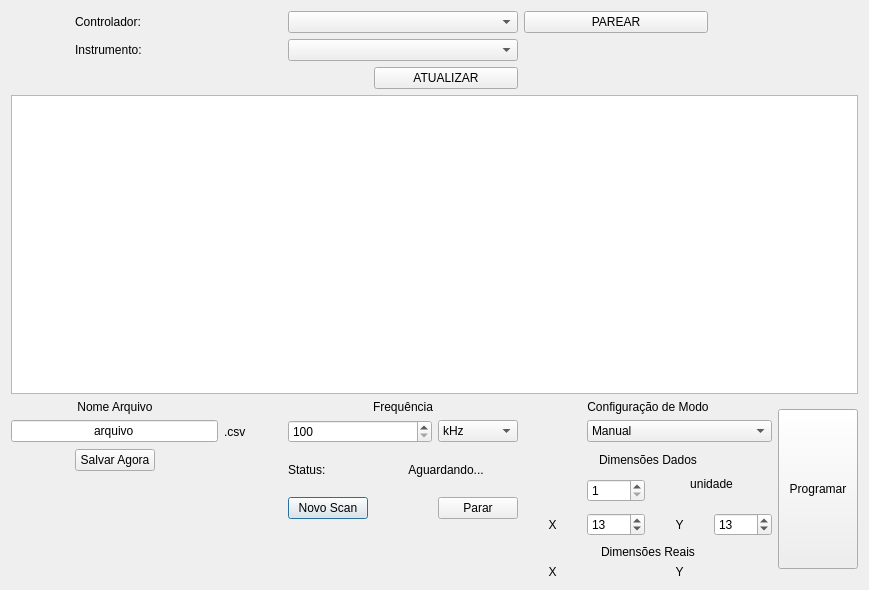
First picture: the form in analisador_placa/analisador_placa/dialog.ui, repository lucasgcb/CEM-Scanner-HMS-X, before the edit.
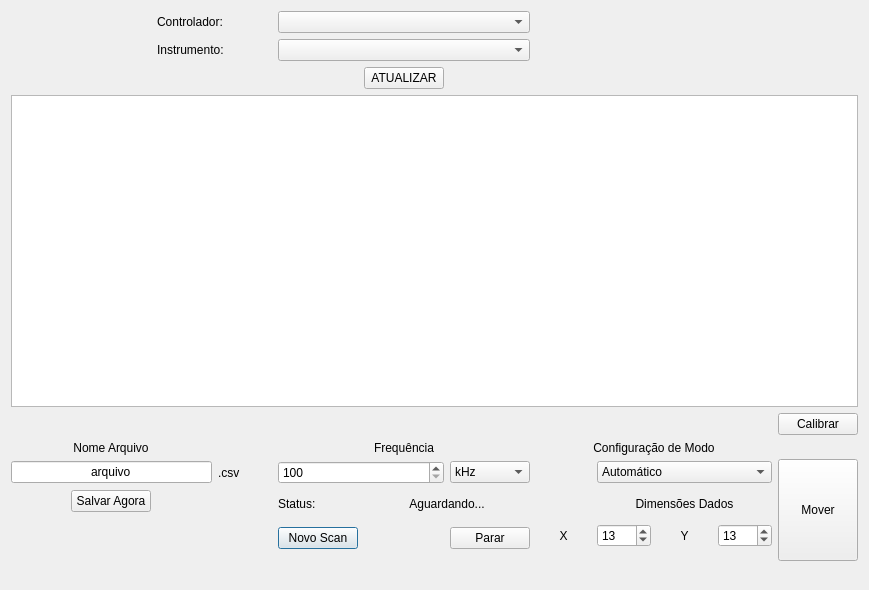
Second picture: the form after the edit.

Commit message: Add calibration and movement buttons

What changed in the file:
```diff
--- a/analisador_placa/analisador_placa/dialog.ui
+++ b/analisador_placa/analisador_placa/dialog.ui
@@ -14,50 +14,73 @@
    <string>Dialog</string>
   </property>
   <layout class="QGridLayout" name="gridLayout">
-   <item row="6" column="4" rowspan="2">
+   <item row="3" column="0" colspan="12">
+    <widget class="QTableView" name="tableView">
+     <attribute name="horizontalHeaderDefaultSectionSize">
+      <number>60</number>
+     </attribute>
+    </widget>
+   </item>
+   <item row="9" column="10">
+    <widget class="QSpinBox" name="box_dimensao_Y">
+     <property name="minimum">
+      <number>2</number>
+     </property>
+     <property name="maximum">
+      <number>999</number>
+     </property>
+     <property name="value">
+      <number>13</number>
+     </property>
+    </widget>
+   </item>
+   <item row="6" column="6">
+    <widget class="QComboBox" name="box_frequencia_unidade">
+     <item>
+      <property name="text">
+       <string>kHz</string>
+      </property>
+     </item>
+     <item>
+      <property name="text">
+       <string>MHz</string>
+      </property>
+     </item>
+     <item>
+      <property name="text">
+       <string>GHz</string>
+      </property>
+     </item>
+    </widget>
+   </item>
+   <item row="6" column="0" colspan="3">
+    <widget class="QLineEdit" name="box_nome">
+     <property name="text">
+      <string>arquivo</string>
+     </property>
+     <property name="alignment">
+      <set>Qt::AlignCenter</set>
+     </property>
+    </widget>
+   </item>
+   <item row="11" column="4" colspan="3">
+    <widget class="QLabel" name="label_erro">
+     <property name="text">
+      <string/>
+     </property>
+     <property name="alignment">
+      <set>Qt::AlignCenter</set>
+     </property>
+    </widget>
+   </item>
+   <item row="7" column="4" rowspan="2">
     <widget class="QLabel" name="label_7">
      <property name="text">
       <string>Status:</string>
      </property>
     </widget>
    </item>
-   <item row="7" column="9" colspan="2">
-    <widget class="QLabel" name="label_4">
-     <property name="text">
-      <string>unidade</string>
-     </property>
-     <property name="alignment">
-      <set>Qt::AlignCenter</set>
-     </property>
-    </widget>
-   </item>
-   <item row="4" column="7" colspan="4">
-    <widget class="QLabel" name="label_3">
-     <property name="layoutDirection">
-      <enum>Qt::LeftToRight</enum>
-     </property>
-     <property name="text">
-      <string>Configuração de Modo</string>
-     </property>
-     <property name="alignment">
-      <set>Qt::AlignCenter</set>
-     </property>
-    </widget>
-   </item>
-   <item row="9" column="8" rowspan="2">
-    <widget class="QSpinBox" name="box_dimensao_X">
-     <property name="minimum">
-      <number>2</number>
-     </property>
-     <property name="maximum">
-      <number>999</number>
-     </property>
-     <property name="value">
-      <number>13</number>
-     </property>
-    </widget>
-   </item>
-   <item row="4" column="1">
+   <item row="5" column="1">
     <widget class="QLabel" name="label_5">
      <property name="text">
       <string>Nome Arquivo</string>
@@ -67,60 +90,41 @@
      </property>
     </widget>
    </item>
-   <item row="1" column="4" colspan="3">
-    <widget class="QComboBox" name="box_instrumento"/>
-   </item>
-   <item row="6" column="5" rowspan="2" colspan="2">
-    <widget class="QLabel" name="label_status">
-     <property name="text">
-      <string>Aguardando...</string>
-     </property>
-     <property name="alignment">
-      <set>Qt::AlignCenter</set>
-     </property>
-    </widget>
-   </item>
-   <item row="12" column="7">
-    <widget class="QLabel" name="label_14">
-     <property name="text">
-      <string>X</string>
-     </property>
-     <property name="alignment">
-      <set>Qt::AlignCenter</set>
-     </property>
-    </widget>
-   </item>
-   <item row="12" column="10">
-    <widget class="QLabel" name="label_real_y">
-     <property name="text">
-      <string/>
-     </property>
-    </widget>
-   </item>
-   <item row="8" column="4" rowspan="2">
+   <item row="9" column="4" rowspan="2">
     <widget class="QPushButton" name="botao_vai">
      <property name="toolTip">
-      <string>&lt;html&gt;&lt;head/&gt;&lt;body&gt;&lt;p&gt;Limpa a tela e inicia um novo scan.&lt;/p&gt;&lt;p&gt;Salva automáticamente e atualiza nome do arquivo.&lt;/p&gt;&lt;/body&gt;&lt;/html&gt;</string>
+      <string>&lt;html&gt;&lt;head/&gt;&lt;body&gt;&lt;p&gt;Limpa a tela e inicia um novo scan.&lt;/p&gt;&lt;p&gt;Ao finalizar, salva automaticamente e atualiza nome do arquivo.&lt;/p&gt;&lt;/body&gt;&lt;/html&gt;</string>
      </property>
      <property name="text">
       <string>Novo Scan</string>
      </property>
     </widget>
    </item>
-   <item row="0" column="1" colspan="3">
-    <widget class="QLabel" name="label_8">
+   <item row="5" column="4" colspan="3">
+    <widget class="QLabel" name="label_2">
+     <property name="layoutDirection">
+      <enum>Qt::LeftToRight</enum>
+     </property>
      <property name="text">
-      <string>Controlador:</string>
+      <string>Frequência</string>
      </property>
+     <property name="alignment">
+      <set>Qt::AlignCenter</set>
+     </property>
     </widget>
    </item>
-   <item row="5" column="8" colspan="3">
+   <item row="7" column="8" rowspan="2" colspan="3">
+    <widget class="QLabel" name="label">
+     <property name="text">
+      <string>Dimensões Dados</string>
+     </property>
+     <property name="alignment">
+      <set>Qt::AlignCenter</set>
+     </property>
+    </widget>
+   </item>
+   <item row="6" column="8" colspan="3">
     <widget class="QComboBox" name="box_config">
-     <item>
-      <property name="text">
-       <string>Manual</string>
-      </property>
-     </item>
      <item>
       <property name="text">
        <string>Automático</string>
@@ -128,38 +132,121 @@
      </item>
     </widget>
    </item>
-   <item row="8" column="6" rowspan="2">
+   <item row="9" column="6" rowspan="2">
     <widget class="QPushButton" name="botao_parar">
      <property name="text">
       <string>Parar</string>
      </property>
     </widget>
    </item>
-   <item row="0" column="10" colspan="2">
-    <widget class="QLabel" name="label_instrumento">
-     <property name="text">
-      <string/>
-     </property>
-     <property name="alignment">
-      <set>Qt::AlignCenter</set>
-     </property>
-    </widget>
-   </item>
-   <item row="3" column="0" colspan="12">
-    <widget class="QTableView" name="tableView">
-     <attribute name="horizontalHeaderDefaultSectionSize">
-      <number>60</number>
-     </attribute>
-    </widget>
-   </item>
-   <item row="2" column="5" colspan="2">
+   <item row="2" column="5">
     <widget class="QPushButton" name="botao_instrumento">
      <property name="text">
       <string>ATUALIZAR</string>
      </property>
     </widget>
    </item>
-   <item row="5" column="4" colspan="2">
+   <item row="9" column="7">
+    <widget class="QLabel" name="label_9">
+     <property name="text">
+      <string>X</string>
+     </property>
+     <property name="alignment">
+      <set>Qt::AlignCenter</set>
+     </property>
+    </widget>
+   </item>
+   <item row="4" column="11">
+    <widget class="QPushButton" name="botao_matriz">
+     <property name="text">
+      <string>Calibrar</string>
+     </property>
+    </widget>
+   </item>
+   <item row="2" column="4">
+    <widget class="QLabel" name="label_instrumento">
+     <property name="text">
+      <string/>
+     </property>
+     <property name="alignment">
+      <set>Qt::AlignCenter</set>
+     </property>
+    </widget>
+   </item>
+   <item row="5" column="7" colspan="4">
+    <widget class="QLabel" name="label_3">
+     <property name="layoutDirection">
+      <enum>Qt::LeftToRight</enum>
+     </property>
+     <property name="text">
+      <string>Configuração de Modo</string>
+     </property>
+     <property name="alignment">
+      <set>Qt::AlignCenter</set>
+     </property>
+    </widget>
+   </item>
+   <item row="9" column="9">
+    <widget class="QLabel" name="label_10">
+     <property name="text">
+      <string>Y</string>
+     </property>
+     <property name="alignment">
+      <set>Qt::AlignCenter</set>
+     </property>
+    </widget>
+   </item>
+   <item row="7" column="5" rowspan="2" colspan="2">
+    <widget class="QLabel" name="label_status">
+     <property name="text">
+      <string>Aguardando...</string>
+     </property>
+     <property name="alignment">
+      <set>Qt::AlignCenter</set>
+     </property>
+    </widget>
+   </item>
+   <item row="5" column="11" rowspan="8">
+    <widget class="QPushButton" name="botao_mover">
+     <property name="minimumSize">
+      <size>
+       <width>80</width>
+       <height>102</height>
+      </size>
+     </property>
+     <property name="text">
+      <string>Mover</string>
+     </property>
+    </widget>
+   </item>
+   <item row="9" column="8">
+    <widget class="QSpinBox" name="box_dimensao_X">
+     <property name="minimum">
+      <number>2</number>
+     </property>
+     <property name="maximum">
+      <number>999</number>
+     </property>
+     <property name="value">
+      <number>13</number>
+     </property>
+    </widget>
+   </item>
+   <item row="7" column="1">
+    <widget class="QPushButton" name="botao_salvar">
+     <property name="text">
+      <string>Salvar Agora</string>
+     </property>
+    </widget>
+   </item>
+   <item row="6" column="3">
+    <widget class="QLabel" name="label_6">
+     <property name="text">
+      <string>.csv</string>
+     </property>
+    </widget>
+   </item>
+   <item row="6" column="4" colspan="2">
     <widget class="QSpinBox" name="box_frequencia">
      <property name="minimum">
       <number>100</number>
@@ -172,189 +259,36 @@
      </property>
     </widget>
    </item>
-   <item row="5" column="3">
-    <widget class="QLabel" name="label_6">
+   <item row="2" column="6">
+    <widget class="QLabel" name="label_instrumento_2">
      <property name="text">
-      <string>.csv</string>
+      <string/>
+     </property>
+     <property name="alignment">
+      <set>Qt::AlignCenter</set>
      </property>
     </widget>
    </item>
+   <item row="1" column="4" colspan="3">
+    <widget class="QComboBox" name="box_instrumento"/>
+   </item>
    <item row="0" column="4" colspan="3">
     <widget class="QComboBox" name="box_controlador"/>
    </item>
-   <item row="2" column="7" colspan="3">
-    <widget class="QLabel" name="label_instrumento_2">
+   <item row="0" column="2" colspan="2">
+    <widget class="QLabel" name="label_8">
      <property name="text">
-      <string/>
+      <string>Controlador:</string>
      </property>
-     <property name="alignment">
-      <set>Qt::AlignCenter</set>
-     </property>
     </widget>
    </item>
-   <item row="0" column="7" colspan="3">
-    <widget class="QPushButton" name="botao_controlar">
-     <property name="text">
-      <string>PAREAR</string>
-     </property>
-    </widget>
-   </item>
-   <item row="12" column="8">
-    <widget class="QLabel" name="label_real_x">
-     <property name="text">
-      <string/>
-     </property>
-    </widget>
-   </item>
-   <item row="11" column="7" colspan="4">
-    <widget class="QLabel" name="label_12">
-     <property name="text">
-      <string>Dimensões Reais</string>
-     </property>
-     <property name="alignment">
-      <set>Qt::AlignCenter</set>
-     </property>
-    </widget>
-   </item>
-   <item row="5" column="6">
-    <widget class="QComboBox" name="box_frequencia_unidade">
-     <item>
-      <property name="text">
-       <string>kHz</string>
-      </property>
-     </item>
-     <item>
-      <property name="text">
-       <string>MHz</string>
-      </property>
-     </item>
-     <item>
-      <property name="text">
-       <string>GHz</string>
-      </property>
-     </item>
-    </widget>
-   </item>
-   <item row="9" column="7" rowspan="2">
-    <widget class="QLabel" name="label_9">
-     <property name="text">
-      <string>X</string>
-     </property>
-     <property name="alignment">
-      <set>Qt::AlignCenter</set>
-     </property>
-    </widget>
-   </item>
-   <item row="12" column="9">
-    <widget class="QLabel" name="label_15">
-     <property name="text">
-      <string>Y</string>
-     </property>
-     <property name="alignment">
-      <set>Qt::AlignCenter</set>
-     </property>
-    </widget>
-   </item>
-   <item row="4" column="4" colspan="3">
-    <widget class="QLabel" name="label_2">
-     <property name="layoutDirection">
-      <enum>Qt::LeftToRight</enum>
-     </property>
-     <property name="text">
-      <string>Frequência</string>
-     </property>
-     <property name="alignment">
-      <set>Qt::AlignCenter</set>
-     </property>
-    </widget>
-   </item>
-   <item row="6" column="7" colspan="4">
-    <widget class="QLabel" name="label">
-     <property name="text">
-      <string>Dimensões Dados</string>
-     </property>
-     <property name="alignment">
-      <set>Qt::AlignCenter</set>
-     </property>
-    </widget>
-   </item>
-   <item row="1" column="1" colspan="3">
+   <item row="1" column="2" colspan="2">
     <widget class="QLabel" name="label_11">
      <property name="text">
       <string>Instrumento:</string>
      </property>
     </widget>
    </item>
-   <item row="5" column="0" colspan="3">
-    <widget class="QLineEdit" name="box_nome">
-     <property name="text">
-      <string>arquivo</string>
-     </property>
-     <property name="alignment">
-      <set>Qt::AlignCenter</set>
-     </property>
-    </widget>
-   </item>
-   <item row="6" column="1">
-    <widget class="QPushButton" name="botao_salvar">
-     <property name="text">
-      <string>Salvar Agora</string>
-     </property>
-    </widget>
-   </item>
-   <item row="9" column="10" rowspan="2">
-    <widget class="QSpinBox" name="box_dimensao_Y">
-     <property name="minimum">
-      <number>2</number>
-     </property>
-     <property name="maximum">
-      <number>999</number>
-     </property>
-     <property name="value">
-      <number>13</number>
-     </property>
-    </widget>
-   </item>
-   <item row="10" column="4" colspan="3">
-    <widget class="QLabel" name="label_erro">
-     <property name="text">
-      <string/>
-     </property>
-     <property name="alignment">
-      <set>Qt::AlignCenter</set>
-     </property>
-    </widget>
-   </item>
-   <item row="7" column="8" rowspan="2">
-    <widget class="QSpinBox" name="box_config_tempo">
-     <property name="minimum">
-      <number>1</number>
-     </property>
-    </widget>
-   </item>
-   <item row="9" column="9" rowspan="2">
-    <widget class="QLabel" name="label_10">
-     <property name="text">
-      <string>Y</string>
-     </property>
-     <property name="alignment">
-      <set>Qt::AlignCenter</set>
-     </property>
-    </widget>
-   </item>
-   <item row="4" column="11" rowspan="9">
-    <widget class="QPushButton" name="botao_matriz">
-     <property name="minimumSize">
-      <size>
-       <width>80</width>
-       <height>160</height>
-      </size>
-     </property>
-     <property name="text">
-      <string>Programar</string>
-     </property>
-    </widget>
-   </item>
   </layout>
  </widget>
  <resources/>
```
The commit also changes 13 other files.
